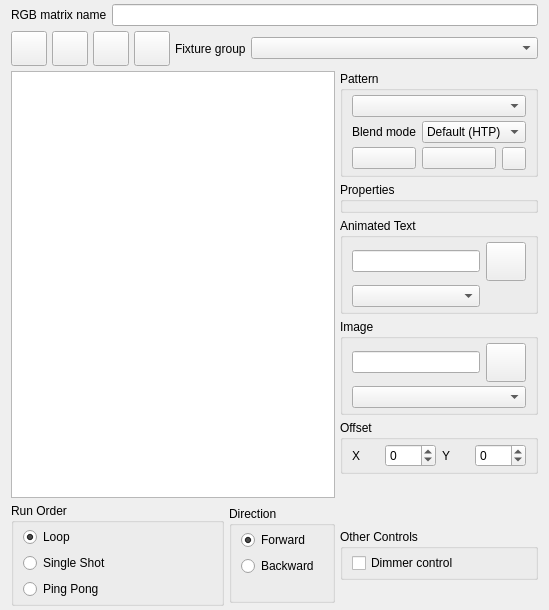
First picture: the form in ui/src/rgbmatrixeditor.ui, repository mcallegari/qlcplus, before the edit.
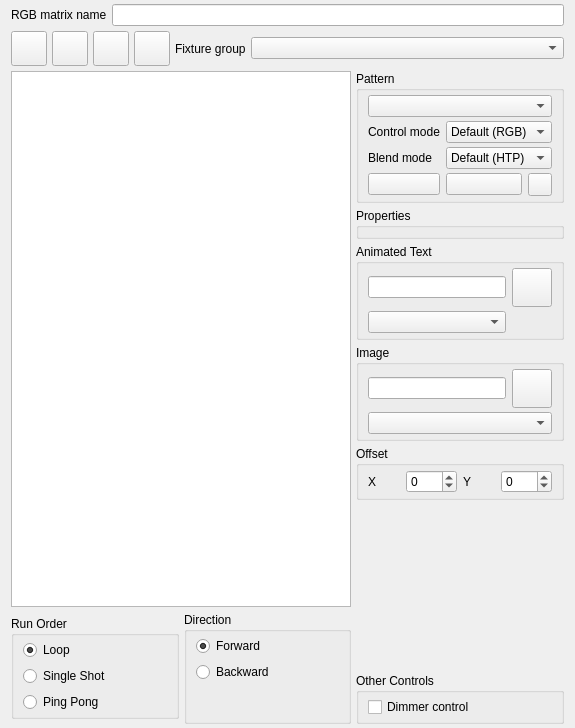
Second picture: the form after the edit. Icons and pictures are not drawn.

Patch:
```diff
--- a/ui/src/rgbmatrixeditor.ui
+++ b/ui/src/rgbmatrixeditor.ui
@@ -25,8 +25,8 @@
    <rect>
     <x>0</x>
     <y>0</y>
-    <width>549</width>
-    <height>610</height>
+    <width>575</width>
+    <height>728</height>
    </rect>
   </property>
   <property name="windowTitle">
@@ -42,7 +42,10 @@
    <property name="spacing">
     <number>5</number>
    </property>
-   <item row="2" column="3" rowspan="2">
+   <item row="2" column="0" colspan="3">
+    <widget class="QGraphicsView" name="m_preview"/>
+   </item>
+   <item row="2" column="3" rowspan="3">
     <layout class="QVBoxLayout" name="verticalLayout_5">
      <item>
       <widget class="QGroupBox" name="m_patternGroup">
@@ -65,7 +68,20 @@
         <property name="verticalSpacing">
          <number>4</number>
         </property>
-        <item row="3" column="1">
+        <item row="5" column="0">
+         <widget class="QPushButton" name="m_startColorButton">
+          <property name="toolTip">
+           <string>Matrix start color</string>
+          </property>
+          <property name="iconSize">
+           <size>
+            <width>50</width>
+            <height>26</height>
+           </size>
+          </property>
+         </widget>
+        </item>
+        <item row="5" column="1">
          <widget class="QPushButton" name="m_endColorButton">
           <property name="toolTip">
            <string>Matrix end color</string>
@@ -81,17 +97,6 @@
           </property>
          </widget>
         </item>
-        <item row="3" column="2">
-         <widget class="QToolButton" name="m_resetEndColorButton">
-          <property name="toolTip">
-           <string>Reset the end color</string>
-          </property>
-          <property name="icon">
-           <iconset resource="qlcui.qrc">
-            <normaloff>:/fileclose.png</normaloff>:/fileclose.png</iconset>
-          </property>
-         </widget>
-        </item>
         <item row="0" column="0" colspan="3">
          <widget class="QComboBox" name="m_patternCombo">
           <property name="toolTip">
@@ -99,27 +104,18 @@
           </property>
          </widget>
         </item>
-        <item row="3" column="0">
-         <widget class="QPushButton" name="m_startColorButton">
+        <item row="5" column="2">
+         <widget class="QToolButton" name="m_resetEndColorButton">
           <property name="toolTip">
            <string>Matrix start color</string>
           </property>
-          <property name="iconSize">
-           <size>
-            <width>50</width>
-            <height>26</height>
-           </size>
+          <property name="icon">
+           <iconset resource="qlcui.qrc">
+            <normaloff>:/fileclose.png</normaloff>:/fileclose.png</iconset>
           </property>
          </widget>
         </item>
-        <item row="2" column="0">
-         <widget class="QLabel" name="m_blendModeLabel">
-          <property name="text">
-           <string>Blend mode</string>
-          </property>
-         </widget>
-        </item>
-        <item row="2" column="1" colspan="2">
+        <item row="3" column="1" colspan="2">
          <widget class="QComboBox" name="m_blendModeCombo">
           <item>
            <property name="text">
@@ -143,6 +139,54 @@
           </item>
          </widget>
         </item>
+        <item row="3" column="0">
+         <widget class="QLabel" name="m_blendModeLabel">
+          <property name="text">
+           <string>Blend mode</string>
+          </property>
+         </widget>
+        </item>
+        <item row="2" column="0">
+         <widget class="QLabel" name="m_colorModeLabel">
+          <property name="text">
+           <string>Control mode</string>
+          </property>
+         </widget>
+        </item>
+        <item row="2" column="1" colspan="2">
+         <widget class="QComboBox" name="m_colorModeCombo">
+          <item>
+           <property name="text">
+            <string>Default (RGB)</string>
+           </property>
+          </item>
+          <item>
+           <property name="text">
+            <string>White</string>
+           </property>
+          </item>
+          <item>
+           <property name="text">
+            <string>Amber</string>
+           </property>
+          </item>
+          <item>
+           <property name="text">
+            <string>UV</string>
+           </property>
+          </item>
+          <item>
+           <property name="text">
+            <string>Dimmer</string>
+           </property>
+          </item>
+          <item>
+           <property name="text">
+            <string>Shutter</string>
+           </property>
+          </item>
+         </widget>
+        </item>
        </layout>
       </widget>
      </item>
@@ -346,10 +390,7 @@
      </item>
     </layout>
    </item>
-   <item row="2" column="0" colspan="3">
-    <widget class="QGraphicsView" name="m_preview"/>
-   </item>
-   <item row="3" column="3">
+   <item row="4" column="3">
     <widget class="QGroupBox" name="m_intensityGroup">
      <property name="sizePolicy">
       <sizepolicy hsizetype="Preferred" vsizetype="Maximum">
@@ -380,120 +421,6 @@
      </layout>
     </widget>
    </item>
-   <item row="3" column="2">
-    <widget class="QGroupBox" name="m_directionGroup">
-     <property name="sizePolicy">
-      <sizepolicy hsizetype="Preferred" vsizetype="Maximum">
-       <horstretch>0</horstretch>
-       <verstretch>0</verstretch>
-      </sizepolicy>
-     </property>
-     <property name="title">
-      <string>Direction</string>
-     </property>
-     <layout class="QVBoxLayout" name="verticalLayout_3">
-      <property name="topMargin">
-       <number>4</number>
-      </property>
-      <property name="bottomMargin">
-       <number>4</number>
-      </property>
-      <item>
-       <widget class="QRadioButton" name="m_forward">
-        <property name="toolTip">
-         <string>Start from the first step</string>
-        </property>
-        <property name="text">
-         <string>Forward</string>
-        </property>
-        <property name="checked">
-         <bool>true</bool>
-        </property>
-       </widget>
-      </item>
-      <item>
-       <widget class="QRadioButton" name="m_backward">
-        <property name="toolTip">
-         <string>Start from the last step</string>
-        </property>
-        <property name="text">
-         <string>Backward</string>
-        </property>
-       </widget>
-      </item>
-      <item>
-       <spacer name="verticalSpacer_2">
-        <property name="orientation">
-         <enum>Qt::Vertical</enum>
-        </property>
-        <property name="sizeType">
-         <enum>QSizePolicy::Maximum</enum>
-        </property>
-        <property name="sizeHint" stdset="0">
-         <size>
-          <width>20</width>
-          <height>20</height>
-         </size>
-        </property>
-       </spacer>
-      </item>
-     </layout>
-    </widget>
-   </item>
-   <item row="3" column="0" colspan="2">
-    <widget class="QGroupBox" name="m_runOrderGroup">
-     <property name="sizePolicy">
-      <sizepolicy hsizetype="Preferred" vsizetype="Maximum">
-       <horstretch>0</horstretch>
-       <verstretch>0</verstretch>
-      </sizepolicy>
-     </property>
-     <property name="title">
-      <string>Run Order</string>
-     </property>
-     <layout class="QVBoxLayout" name="verticalLayout_2">
-      <property name="topMargin">
-       <number>4</number>
-      </property>
-      <property name="bottomMargin">
-       <number>4</number>
-      </property>
-      <item>
-       <widget class="QRadioButton" name="m_loop">
-        <property name="toolTip">
-         <string>Run through over and over again</string>
-        </property>
-        <property name="text">
-         <string>Loop</string>
-        </property>
-        <property name="checked">
-         <bool>true</bool>
-        </property>
-       </widget>
-      </item>
-      <item>
-       <widget class="QRadioButton" name="m_singleShot">
-        <property name="toolTip">
-         <string>Run through once and stop</string>
-        </property>
-        <property name="text">
-         <string>Single Shot</string>
-        </property>
-       </widget>
-      </item>
-      <item>
-       <widget class="QRadioButton" name="m_pingPong">
-        <property name="toolTip">
-         <string>First run forwards, then backwards, again forwards, etc.</string>
-        </property>
-        <property name="text">
-         <string>Ping Pong</string>
-        </property>
-       </widget>
-      </item>
-     </layout>
-    </widget>
-   </item>
    <item row="0" column="0" colspan="4">
     <layout class="QHBoxLayout" name="horizontalLayout_2">
      <item>
@@ -634,6 +561,124 @@
      </item>
     </layout>
    </item>
+   <item row="3" column="0" rowspan="2" colspan="3">
+    <layout class="QGridLayout" name="gridLayout_6">
+     <item row="0" column="0">
+      <widget class="QGroupBox" name="m_runOrderGroup">
+       <property name="sizePolicy">
+        <sizepolicy hsizetype="Preferred" vsizetype="Maximum">
+         <horstretch>0</horstretch>
+         <verstretch>0</verstretch>
+        </sizepolicy>
+       </property>
+       <property name="title">
+        <string>Run Order</string>
+       </property>
+       <layout class="QVBoxLayout" name="verticalLayout_2">
+        <property name="topMargin">
+         <number>4</number>
+        </property>
+        <property name="bottomMargin">
+         <number>4</number>
+        </property>
+        <item>
+         <widget class="QRadioButton" name="m_loop">
+          <property name="toolTip">
+           <string>Run through over and over again</string>
+          </property>
+          <property name="text">
+           <string>Loop</string>
+          </property>
+          <property name="checked">
+           <bool>true</bool>
+          </property>
+         </widget>
+        </item>
+        <item>
+         <widget class="QRadioButton" name="m_singleShot">
+          <property name="toolTip">
+           <string>Run through once and stop</string>
+          </property>
+          <property name="text">
+           <string>Single Shot</string>
+          </property>
+         </widget>
+        </item>
+        <item>
+         <widget class="QRadioButton" name="m_pingPong">
+          <property name="toolTip">
+           <string>First run forwards, then backwards, again forwards, etc.</string>
+          </property>
+          <property name="text">
+           <string>Ping Pong</string>
+          </property>
+         </widget>
+        </item>
+       </layout>
+      </widget>
+     </item>
+     <item row="0" column="1">
+      <widget class="QGroupBox" name="m_directionGroup">
+       <property name="sizePolicy">
+        <sizepolicy hsizetype="Preferred" vsizetype="Maximum">
+         <horstretch>0</horstretch>
+         <verstretch>0</verstretch>
+        </sizepolicy>
+       </property>
+       <property name="title">
+        <string>Direction</string>
+       </property>
+       <layout class="QVBoxLayout" name="verticalLayout_3">
+        <property name="topMargin">
+         <number>4</number>
+        </property>
+        <property name="bottomMargin">
+         <number>4</number>
+        </property>
+        <item>
+         <widget class="QRadioButton" name="m_forward">
+          <property name="toolTip">
+           <string>Start from the first step</string>
+          </property>
+          <property name="text">
+           <string>Forward</string>
+          </property>
+          <property name="checked">
+           <bool>true</bool>
+          </property>
+         </widget>
+        </item>
+        <item>
+         <widget class="QRadioButton" name="m_backward">
+          <property name="toolTip">
+           <string>Start from the last step</string>
+          </property>
+          <property name="text">
+           <string>Backward</string>
+          </property>
+         </widget>
+        </item>
+        <item>
+         <spacer name="verticalSpacer_2">
+          <property name="orientation">
+           <enum>Qt::Vertical</enum>
+          </property>
+          <property name="sizeType">
+           <enum>QSizePolicy::Maximum</enum>
+          </property>
+          <property name="sizeHint" stdset="0">
+           <size>
+            <width>20</width>
+            <height>35</height>
+           </size>
+          </property>
+         </spacer>
+        </item>
+       </layout>
+      </widget>
+     </item>
+    </layout>
+   </item>
   </layout>
  </widget>
  <resources>
```
Left out of the diff: 7 changed lines with no effect on the pictures.
